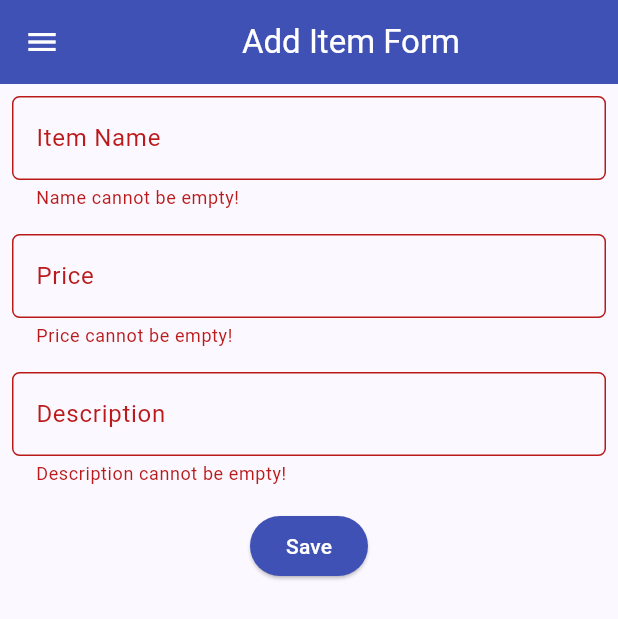
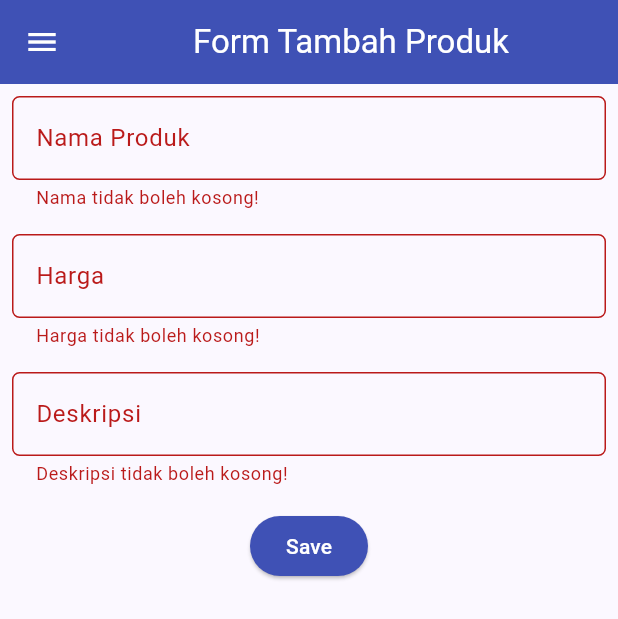
Before and after one commit to vinamyrnauli/shopping-list-mobile, a Flutter app: the ShopFormPage screen opened directly, after a tap on "Save", on a phone screen of 412 x 824 dp. Shown: the top 619 px of the screen. Run offline on Flutter 3.47's test engine with Material 2 defaults, Android fonts, the phone set to English and light mode, and no system bars; missing offline and left inert: pbp_django_auth; network calls fail.

Commit message:
fix lang

```diff
--- a/lib/screens/shoplist_form.dart
+++ b/lib/screens/shoplist_form.dart
@@ -30,7 +30,7 @@ class _ShopFormPageState extends State<ShopFormPage> {
       appBar: AppBar(
         title: const Center(
           child: Text(
-            'Add Item Form',
+            'Form Tambah Produk',
           ),
         ),
         backgroundColor: Colors.indigo,
@@ -47,8 +47,8 @@ class _ShopFormPageState extends State<ShopFormPage> {
               padding: const EdgeInsets.all(8.0),
               child: TextFormField(
                 decoration: InputDecoration(
-                  hintText: "Item Name",
-                  labelText: "Item Name",
+                  hintText: "Nama Produk",
+                  labelText: "Nama Produk",
                   border: OutlineInputBorder(
                     borderRadius: BorderRadius.circular(5.0),
                   ),
@@ -60,7 +60,7 @@ class _ShopFormPageState extends State<ShopFormPage> {
                 },
                 validator: (String? value) {
                   if (value == null || value.isEmpty) {
-                    return "Name cannot be empty!";
+                    return "Nama tidak boleh kosong!";
                   }
                   return null;
                 },
@@ -70,8 +70,8 @@ class _ShopFormPageState extends State<ShopFormPage> {
               padding: const EdgeInsets.all(8.0),
               child: TextFormField(
                 decoration: InputDecoration(
-                  hintText: "Price",
-                  labelText: "Price",
+                  hintText: "Harga",
+                  labelText: "Harga",
                   border: OutlineInputBorder(
                     borderRadius: BorderRadius.circular(5.0),
                   ),
@@ -84,10 +84,10 @@ class _ShopFormPageState extends State<ShopFormPage> {
                 },
                 validator: (String? value) {
                   if (value == null || value.isEmpty) {
-                    return "Price cannot be empty!";
+                    return "Harga tidak boleh kosong!";
                   }
                   if (int.tryParse(value) == null) {
-                    return "Price must be a number!";
+                    return "Harga harus berupa angka!";
                   }
                   return null;
                 },
@@ -97,8 +97,8 @@ class _ShopFormPageState extends State<ShopFormPage> {
               padding: const EdgeInsets.all(8.0),
               child: TextFormField(
                 decoration: InputDecoration(
-                  hintText: "Description",
-                  labelText: "Description",
+                  hintText: "Deskripsi",
+                  labelText: "Deskripsi",
                   border: OutlineInputBorder(
                     borderRadius: BorderRadius.circular(5.0),
                   ),
@@ -111,7 +111,7 @@ class _ShopFormPageState extends State<ShopFormPage> {
                 },
                 validator: (String? value) {
                   if (value == null || value.isEmpty) {
-                    return "Description cannot be empty!";
+                    return "Deskripsi tidak boleh kosong!";
                   }
                   return null;
                 },
@@ -138,7 +138,7 @@ class _ShopFormPageState extends State<ShopFormPage> {
                       if (response['status'] == 'success') {
                         ScaffoldMessenger.of(context)
                             .showSnackBar(const SnackBar(
-                          content: Text("New item successfully saved!"),
+                          content: Text("Produk baru berhasil disimpan!"),
                         ));
                         Navigator.pushReplacement(
                           context,
@@ -147,7 +147,8 @@ class _ShopFormPageState extends State<ShopFormPage> {
                       } else {
                         ScaffoldMessenger.of(context)
                             .showSnackBar(const SnackBar(
-                          content: Text("There is an error, please try again."),
+                          content:
+                              Text("Terdapat kesalahan, silakan coba lagi."),
                         ));
                       }
                     }
```
